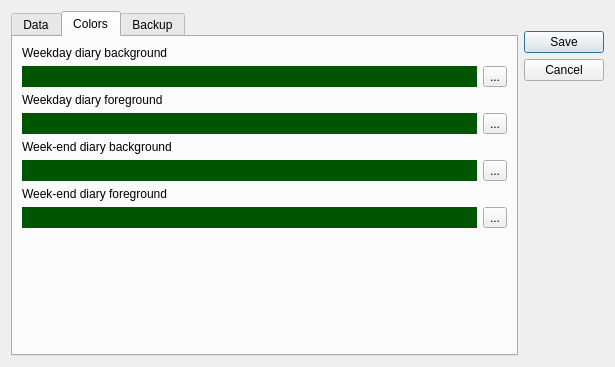
Before: the Qt Designer form ui/settings.ui in vangeytedvg/Diary, drawn with Qt 5.
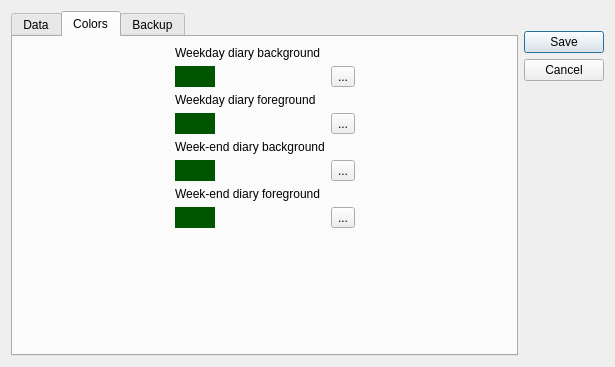
After: the same form once the commit is applied. The open tabs and pages were chosen to show the change. Icons and pictures are not drawn.

Commit message: Changed layout of the settings form

Diff of the .ui file:
```diff
--- a/ui/settings.ui
+++ b/ui/settings.ui
@@ -73,59 +73,80 @@
       <layout class="QHBoxLayout" name="horizontalLayout_2">
        <item>
         <layout class="QGridLayout" name="gridLayout">
-         <item row="3" column="1">
-          <widget class="QToolButton" name="btn_color_weekday_foreground">
+         <item row="6" column="1">
+          <widget class="QLabel" name="label_6">
            <property name="text">
-            <string>...</string>
+            <string>Week-end diary foreground</string>
            </property>
           </widget>
          </item>
-         <item row="4" column="0">
-          <widget class="QLabel" name="label_4">
+         <item row="7" column="2">
+          <widget class="QToolButton" name="btn_color_weekend_foreground">
            <property name="text">
-            <string>Week-end diary background</string>
+            <string>...</string>
            </property>
           </widget>
          </item>
          <item row="5" column="1">
-          <widget class="QToolButton" name="btn_color_weekend_background">
+          <widget class="QLabel" name="lbl_color_weekend_background">
+           <property name="maximumSize">
+            <size>
+             <width>40</width>
+             <height>16777215</height>
+            </size>
+           </property>
+           <property name="styleSheet">
+            <string notr="true">background-color: rgb(0, 85, 0);</string>
+           </property>
            <property name="text">
-            <string>...</string>
+            <string/>
            </property>
           </widget>
          </item>
-         <item row="0" column="0" colspan="2">
+         <item row="3" column="1">
+          <widget class="QLabel" name="lbl_color_weekday_foreground">
+           <property name="maximumSize">
+            <size>
+             <width>40</width>
+             <height>16777215</height>
+            </size>
+           </property>
+           <property name="styleSheet">
+            <string notr="true">background-color: rgb(0, 85, 0);</string>
+           </property>
+           <property name="text">
+            <string/>
+           </property>
+          </widget>
+         </item>
+         <item row="0" column="1" colspan="2">
           <widget class="QLabel" name="label_2">
            <property name="text">
             <string>Weekday diary background</string>
            </property>
           </widget>
          </item>
-         <item row="6" column="0">
-          <widget class="QLabel" name="label_6">
-           <property name="text">
-            <string>Week-end diary foreground</string>
+         <item row="1" column="3">
+          <spacer name="horizontalSpacer_2">
+           <property name="orientation">
+            <enum>Qt::Horizontal</enum>
            </property>
-          </widget>
-         </item>
-         <item row="1" column="0">
-          <widget class="QLabel" name="lbl_color_weekday_background">
-           <property name="styleSheet">
-            <string notr="true">background-color: rgb(0, 85, 0);</string>
+           <property name="sizeHint" stdset="0">
+            <size>
+             <width>40</width>
+             <height>20</height>
+            </size>
            </property>
-           <property name="text">
-            <string/>
-           </property>
-          </widget>
+          </spacer>
          </item>
-         <item row="1" column="1">
+         <item row="1" column="2">
           <widget class="QToolButton" name="btn_color_weekday_background">
            <property name="text">
             <string>...</string>
            </property>
           </widget>
          </item>
-         <item row="8" column="0">
+         <item row="8" column="1">
           <spacer name="verticalSpacer_3">
            <property name="orientation">
             <enum>Qt::Vertical</enum>
@@ -138,8 +159,14 @@
            </property>
           </spacer>
          </item>
-         <item row="3" column="0">
-          <widget class="QLabel" name="lbl_color_weekday_foreground">
+         <item row="1" column="1">
+          <widget class="QLabel" name="lbl_color_weekday_background">
+           <property name="maximumSize">
+            <size>
+             <width>40</width>
+             <height>16777215</height>
+            </size>
+           </property>
            <property name="styleSheet">
             <string notr="true">background-color: rgb(0, 85, 0);</string>
            </property>
@@ -148,40 +175,63 @@
            </property>
           </widget>
          </item>
-         <item row="2" column="0">
+         <item row="2" column="1">
           <widget class="QLabel" name="label_3">
            <property name="text">
             <string>Weekday diary foreground</string>
            </property>
           </widget>
          </item>
-         <item row="5" column="0">
-          <widget class="QLabel" name="lbl_color_weekend_background">
-           <property name="styleSheet">
-            <string notr="true">background-color: rgb(0, 85, 0);</string>
-           </property>
+         <item row="4" column="1">
+          <widget class="QLabel" name="label_4">
            <property name="text">
-            <string/>
+            <string>Week-end diary background</string>
            </property>
           </widget>
          </item>
-         <item row="7" column="0">
-          <widget class="QLabel" name="lbl_color_weekend_foreground">
-           <property name="styleSheet">
-            <string notr="true">background-color: rgb(0, 85, 0);</string>
-           </property>
+         <item row="3" column="2">
+          <widget class="QToolButton" name="btn_color_weekday_foreground">
            <property name="text">
-            <string/>
+            <string>...</string>
            </property>
           </widget>
          </item>
          <item row="7" column="1">
-          <widget class="QToolButton" name="btn_color_weekend_foreground">
+          <widget class="QLabel" name="lbl_color_weekend_foreground">
+           <property name="maximumSize">
+            <size>
+             <width>40</width>
+             <height>16777215</height>
+            </size>
+           </property>
+           <property name="styleSheet">
+            <string notr="true">background-color: rgb(0, 85, 0);</string>
+           </property>
+           <property name="text">
+            <string/>
+           </property>
+          </widget>
+         </item>
+         <item row="5" column="2">
+          <widget class="QToolButton" name="btn_color_weekend_background">
            <property name="text">
             <string>...</string>
            </property>
           </widget>
          </item>
+         <item row="1" column="0">
+          <spacer name="horizontalSpacer_3">
+           <property name="orientation">
+            <enum>Qt::Horizontal</enum>
+           </property>
+           <property name="sizeHint" stdset="0">
+            <size>
+             <width>40</width>
+             <height>20</height>
+            </size>
+           </property>
+          </spacer>
+         </item>
         </layout>
        </item>
       </layout>
```
The commit also changes 5 other files.
